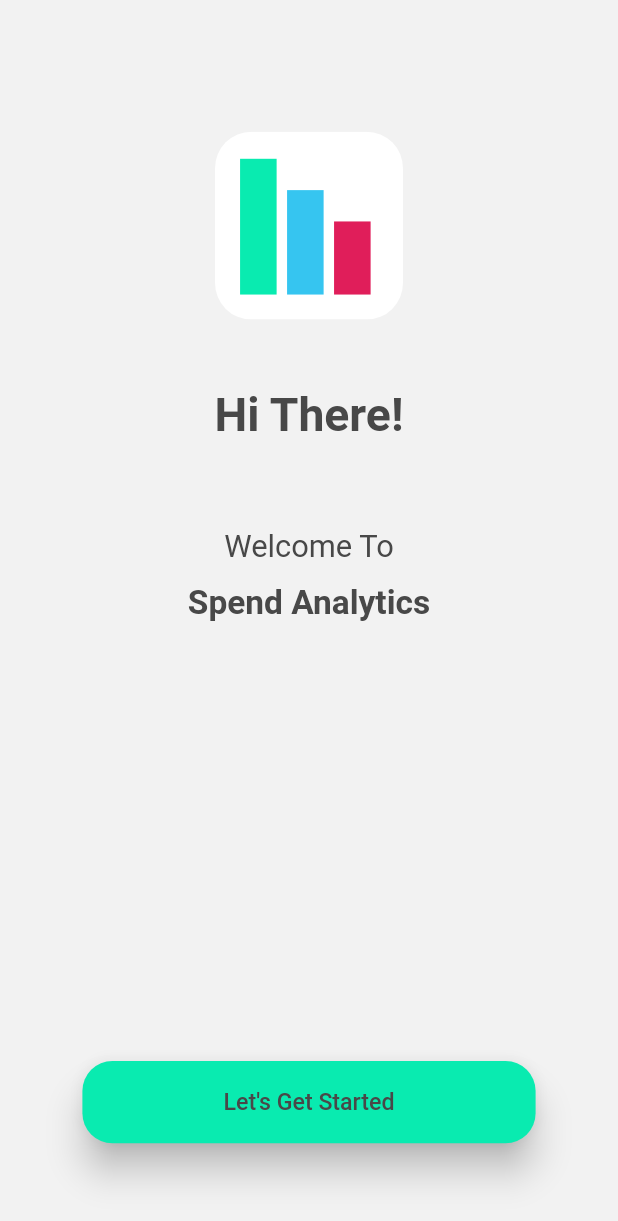
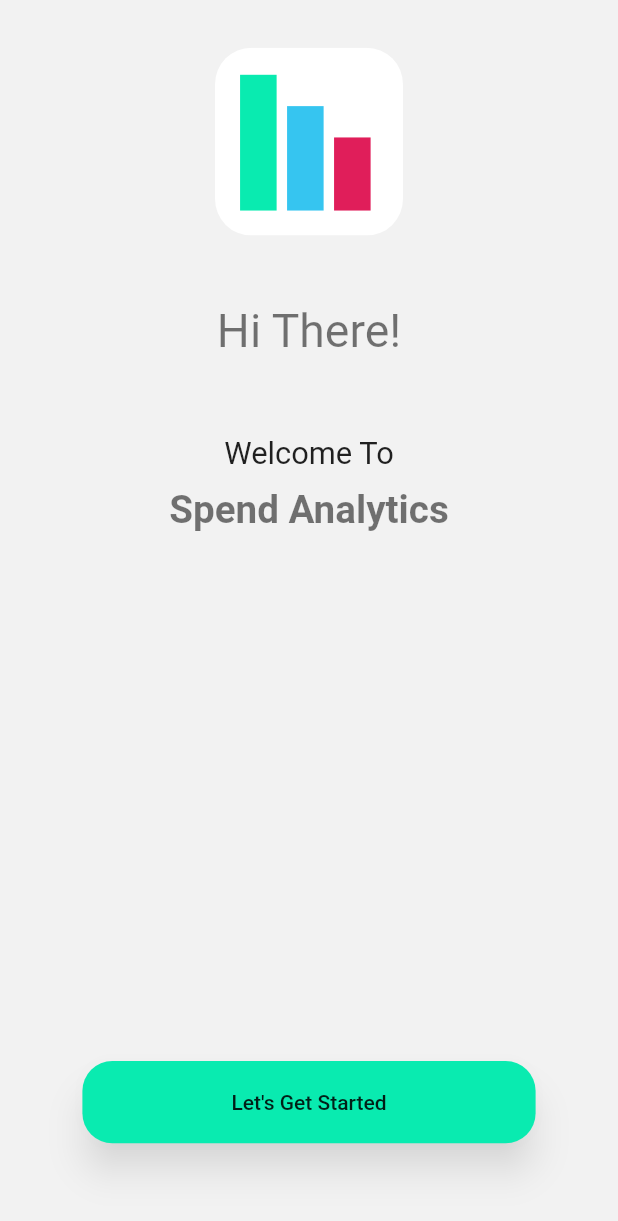
Before and after one commit to Sam21-39/Spend-Analytics, a Flutter app: the screen it shows after launch, on a phone screen of 412 x 824 dp. Shown: the top 1221 px of the screen. Run offline on Flutter 3.47's test engine with Material 2 defaults, Android fonts, the phone set to English and light mode, and no system bars; our stand-ins replace flutter_screenutil, flutter_svg, sqflite; accounts and stored records are empty.

```diff
--- a/spend_analytics/lib/Screens/Onboarding/onboadring.dart
+++ b/spend_analytics/lib/Screens/Onboarding/onboadring.dart
@@ -1,6 +1,7 @@
 import 'package:flutter/material.dart';
 import 'package:flutter_svg/flutter_svg.dart';
 import 'package:spend_analytics/Screens/Onboarding/name.dart';
+import 'package:spend_analytics/UI/uicolors.dart';
 import 'package:spend_analytics/UI/uitext.dart';
 import 'package:spend_analytics/Utils/display_utils.dart';
 import 'package:flutter_screenutil/flutter_screenutil.dart';
@@ -14,9 +15,12 @@ class Onboarding extends StatefulWidget {
 class _OnboardingState extends State<Onboarding> {
   @override
   Widget build(BuildContext context) {
-    return Scaffold(
-      appBar: AppBar(),
-      backgroundColor: Color(0xfff2f2f2),
+    var textTheme = Theme.of(context).textTheme;
+    return Material(
+      type: MaterialType.canvas,
+      child: SafeArea(
+        child: Scaffold(
+          backgroundColor: Theme.of(context).backgroundColor,
           body: Container(
             width: MediaQuery.of(context).size.width,
             height: MediaQuery.of(context).size.height,
@@ -34,29 +38,39 @@ class _OnboardingState extends State<Onboarding> {
                       padding: EdgeInsets.all(
                         setScreenUtill(2.0),
                       ),
-                  child: SvgPicture.asset('assets/images/sp_logo.svg'),
+                      child: Hero(
+                        tag: "logo",
+                        child: SvgPicture.asset(
+                          'assets/images/sp_logo.svg',
+                        ),
+                      ),
                     ),
                     SizedBox(
                       height: 30.h,
                     ),
                     Text(
                       'Hi There!',
-                  style: UiText.headerText,
+                      style: textTheme.headline4.copyWith(
+                        fontSize: setScreenUtill(36.0),
+                      ),
                     ),
                     SizedBox(
                       height: 50.h,
                     ),
                     Text(
                       'Welcome To',
-                  style: UiText.subtitleText,
+                      style: textTheme.subtitle1.copyWith(
+                        fontSize: setScreenUtill(24.0),
+                      ),
                     ),
                     SizedBox(
                       height: 10.h,
                     ),
                     Text(
                       'Spend Analytics',
-                  style: UiText.headerText.copyWith(
-                    fontSize: setScreenUtill(26.0),
+                      style: textTheme.headline4.copyWith(
+                        fontSize: setScreenUtill(30.0),
+                        fontWeight: FontWeight.w600,
                       ),
                     ),
                   ],
@@ -79,6 +93,8 @@ class _OnboardingState extends State<Onboarding> {
               ],
             ),
           ),
+        ),
+      ),
     );
   }
 }
--- a/spend_analytics/lib/UI/uitext.dart
+++ b/spend_analytics/lib/UI/uitext.dart
@@ -1,28 +1,26 @@
 import 'package:flutter/cupertino.dart';
 import 'package:spend_analytics/UI/uicolors.dart';
-import 'package:spend_analytics/Utils/display_utils.dart';
-import 'package:flutter_screenutil/flutter_screenutil.dart';
 
 class UiText {
   static final TextStyle headerText = TextStyle(
     color: UiColors.black,
-    fontSize: setScreenUtill(36.0),
+    fontSize: 36.0,
     fontWeight: FontWeight.w600,
   );
 
   static final subtitleText = TextStyle(
     color: UiColors.black,
-    fontSize: setScreenUtill(24.0),
-    height: 1.5.h,
+    fontSize: 24.0,
+    height: 1.5,
   );
 
   static final buttonText = TextStyle(
     color: UiColors.black,
-    fontSize: setScreenUtill(18.0),
+    fontSize: 18.0,
   );
 
   static final normalText = TextStyle(
     color: UiColors.black,
-    fontSize: setScreenUtill(16.0),
+    fontSize: 16.0,
   );
 }
--- a/spend_analytics/lib/Widgets/button.dart
+++ b/spend_analytics/lib/Widgets/button.dart
@@ -1,7 +1,5 @@
 import 'package:flutter/material.dart';
 import 'package:flutter_screenutil/flutter_screenutil.dart';
-import 'package:spend_analytics/UI/uicolors.dart';
-import 'package:spend_analytics/UI/uitext.dart';
 import 'package:spend_analytics/Utils/display_utils.dart';
 
 class Button extends StatefulWidget {
@@ -30,14 +28,15 @@ class _ButtonState extends State<Button> {
         onPressed: widget.onPressed,
         child: Text(
           widget.text,
-          style: UiText.buttonText,
         ),
         shape: RoundedRectangleBorder(
           borderRadius: BorderRadius.circular(20.0),
         ),
         elevation: 10.0,
-        color: UiColors.primary,
-        textColor: UiColors.black,
+        color: Theme.of(context).buttonColor,
+        disabledColor: Theme.of(context).buttonColor.withOpacity(0.25),
+        disabledTextColor: Theme.of(context).disabledColor,
+        textColor: Theme.of(context).textTheme.button.color,
       ),
     );
   }
--- a/spend_analytics/lib/main.dart
+++ b/spend_analytics/lib/main.dart
@@ -1,6 +1,8 @@
 import 'package:flutter/material.dart';
 import 'package:spend_analytics/Screens/splash.dart';
 import 'package:spend_analytics/UI/uicolors.dart';
+import 'package:spend_analytics/UI/uitext.dart';
+import 'package:spend_analytics/Utils/display_utils.dart';
 
 void main() {
   runApp(MyApp());
@@ -12,19 +14,104 @@ class MyApp extends StatelessWidget {
     return MaterialApp(
       title: 'Spend Analytics',
       debugShowCheckedModeBanner: false,
-      theme: ThemeData(
+      theme: lightTheme(),
+      home: Splash(),
+    );
+  }
+
+  ThemeData lightTheme() {
+    return ThemeData(
+      backgroundColor: UiColors.background,
       primaryColor: UiColors.primary,
       accentColor: UiColors.background,
+      accentIconTheme: IconThemeData(
+        color: UiColors.black,
+      ),
+      bannerTheme: MaterialBannerThemeData(
+        backgroundColor: Colors.white,
+        contentTextStyle: UiText.normalText,
+      ),
+      buttonColor: UiColors.primary,
+      disabledColor: UiColors.darkGrey.withOpacity(0.5),
+      cursorColor: UiColors.primary,
+      dividerColor: UiColors.darkGrey,
+      canvasColor: Colors.white,
+      accentTextTheme: TextTheme(
+        headline4: UiText.headerText,
+        bodyText1: UiText.normalText,
+        subtitle1: UiText.subtitleText,
+        button: UiText.buttonText,
+        caption: UiText.normalText.copyWith(
+          color: UiColors.darkGrey.withOpacity(0.7),
+        ),
+      ),
+      focusColor: UiColors.lightBlue,
+      errorColor: UiColors.red,
+      cardTheme: CardTheme(
+        color: Colors.white,
+        elevation: 8.0,
+        shadowColor: UiColors.shadow,
+        shape: RoundedRectangleBorder(
+          borderRadius: BorderRadius.circular(12.0),
+        ),
+      ),
+      fontFamily: 'Roboto',
+      dialogTheme: DialogTheme(
+        titleTextStyle: UiText.headerText,
+        backgroundColor: Colors.white,
+        elevation: 10.0,
+        shape: RoundedRectangleBorder(
+          borderRadius: BorderRadius.circular(20.0),
+        ),
+      ),
+      dialogBackgroundColor: UiColors.shadow,
+      chipTheme: ChipThemeData(
+        elevation: 10.0,
+        shadowColor: UiColors.shadow,
+        selectedShadowColor: UiColors.lightBlue.withOpacity(0.25),
+        backgroundColor: Colors.white,
+        disabledColor: UiColors.darkGrey.withOpacity(0.5),
+        selectedColor: UiColors.primary.withOpacity(0.5),
+        secondarySelectedColor: UiColors.lightBlue.withOpacity(0.5),
+        padding: const EdgeInsets.all(
+          6.0,
+        ),
+        shape: RoundedRectangleBorder(
+          borderRadius: BorderRadius.circular(25.0),
+        ),
+        labelStyle: UiText.subtitleText,
+        secondaryLabelStyle: UiText.normalText,
+        brightness: Brightness.light,
+      ),
+      floatingActionButtonTheme: FloatingActionButtonThemeData(
+        elevation: 10.0,
+        backgroundColor: UiColors.primary,
+        foregroundColor: UiColors.primary.withOpacity(0.7),
+      ),
+      buttonTheme: ButtonThemeData(
+        buttonColor: UiColors.primary,
+        shape: RoundedRectangleBorder(
+          borderRadius: BorderRadius.circular(10.0),
+        ),
+        padding: const EdgeInsets.all(5.0),
+      ),
+      accentColorBrightness: Brightness.light,
+      shadowColor: UiColors.shadow,
       appBarTheme: AppBarTheme(
-          elevation: 0.0,
+        elevation: 8.0,
+        shadowColor: UiColors.shadow,
+        textTheme: TextTheme(
+          headline1: UiText.headerText,
+        ),
         color: UiColors.background,
         iconTheme: IconThemeData(
           color: UiColors.black,
         ),
       ),
+      iconTheme: IconThemeData(
+        color: UiColors.black,
+      ),
       visualDensity: VisualDensity.adaptivePlatformDensity,
-      ),
-      home: Splash(),
     );
   }
 }
```
Also changed, not shown: spend_analytics/lib/Screens/MainDashboard/itempage.dart (added, +164 -0 lines), spend_analytics/lib/Screens/MainDashboard/main_dashboard.dart (+20 -39 lines), spend_analytics/lib/Screens/Onboarding/amount.dart (+15 -18 lines), spend_analytics/lib/Screens/Onboarding/name.dart (+15 -20 lines), spend_analytics/lib/Screens/splash.dart (+6 -3 lines), spend_analytics/lib/Services/db_helper.dart (+3 -5 lines), spend_analytics/lib/Utils/display_utils.dart (+12 -0 lines), spend_analytics/lib/Widgets/circular_button.dart (deleted, +0 -39 lines), spend_analytics/lib/Widgets/navigation_drawer.dart (added, +37 -0 lines), spend_analytics/pubspec.lock. Lines whose indentation alone changed are shown as unchanged.
